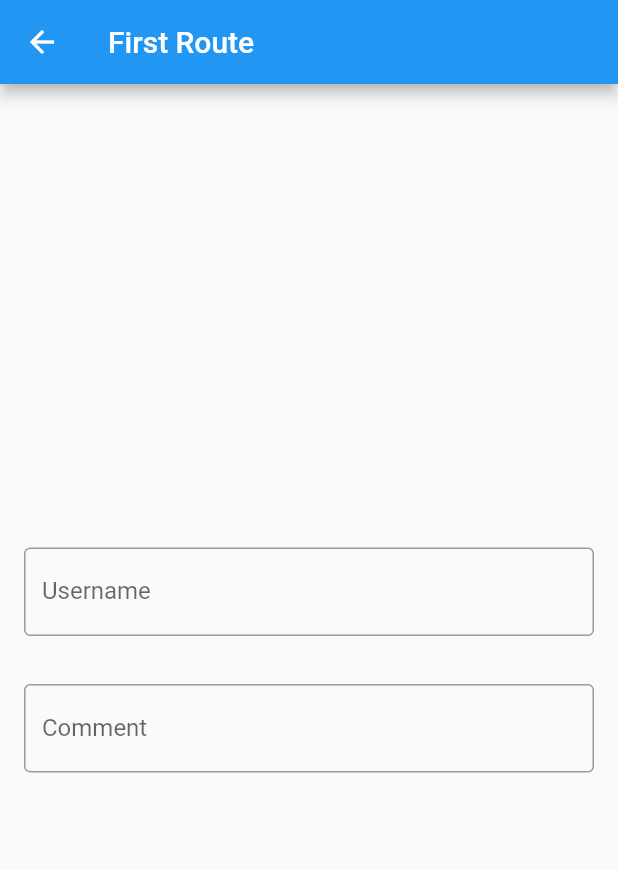
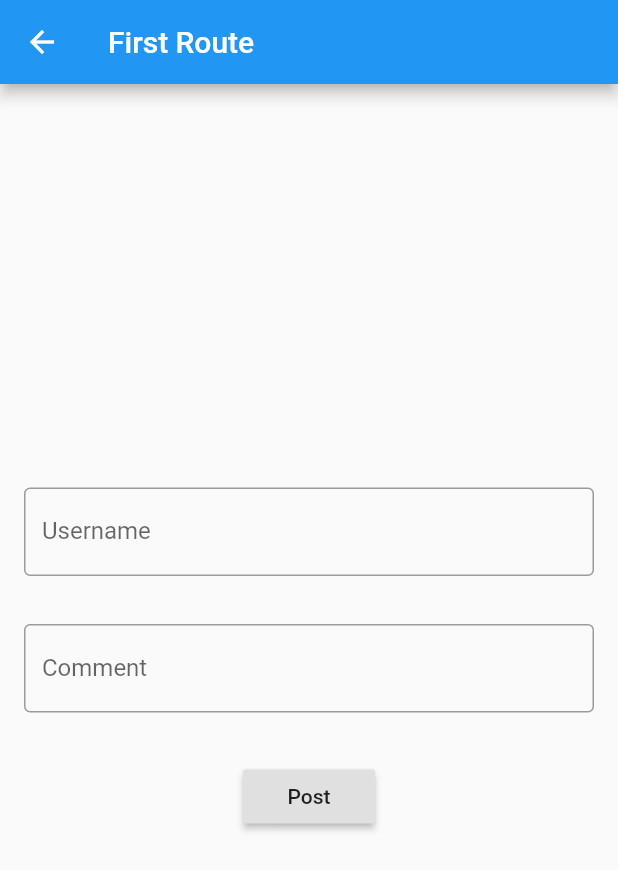
Before and after one commit to 170176114/flutter_first_app, a Flutter app: the FirstRoute screen opened directly, on a phone screen of 412 x 824 dp. Shown: the top 870 px of the screen. Run offline on Flutter 3.47's test engine with Material 2 defaults, Android fonts, the phone set to English and light mode, and no system bars.

Commit message:
post done

```diff
--- /dev/null
+++ b/lib/Post.dart
@@ -0,0 +1,24 @@
+import 'package:http/http.dart';
+
+class Post {
+  final String username;
+  final String comment;
+
+  Post({this.username, this.comment});
+
+  factory Post.fromJson(Map <String, dynamic> json) {
+    return Post(
+      username: json['username'],
+      comment: json['comment'],
+    );
+  }
+
+  Map toMap(){
+    var map = new Map<String, dynamic>();
+    map['username'] = username;
+    map['comment'] = comment;
+
+    return map;
+  }
+
+}
--- a/lib/firstRoute.dart
+++ b/lib/firstRoute.dart
@@ -4,6 +4,7 @@ import 'dart:convert';
 import 'dart:io';
 import 'package:http/http.dart' as http;
 import 'package:http/http.dart';
+import 'package:myapp/Post.dart';
 
 void main() {
   runApp(MaterialApp(
@@ -12,11 +13,15 @@ void main() {
   ));
 }
 
-
-
+final inputtextField1  = TextEditingController();
+final inputtextField2  = TextEditingController();
+final CREATE_POST_URL = 'http://192.168.1.101/first/post.php';
 
 class FirstRoute extends StatelessWidget {
-TextEditingController inputtextField  = TextEditingController();
+  final Future<Post> post;
+
+  const FirstRoute({Key key, this.post}) : super(key: key);
+
 
   @override
   Widget build(BuildContext context) {
@@ -35,7 +40,7 @@ TextEditingController inputtextField  = TextEditingController();
             Padding(
               padding: const EdgeInsets.all(16.0),
               child: TextField(
-                controller: inputtextField,
+                controller: inputtextField1,
                 decoration: InputDecoration(
                   border: OutlineInputBorder(),
                   labelText: 'Username'
@@ -45,12 +50,23 @@ TextEditingController inputtextField  = TextEditingController();
               Padding(
               padding: const EdgeInsets.all(16.0),
               child: TextField(
-                controller: inputtextField,
+                controller: inputtextField2,
                 decoration: InputDecoration(
                   border: OutlineInputBorder(),
                   labelText: 'Comment'
                 ),
               ),
+              ),
+              Padding(
+                padding: const EdgeInsets.all(16.0),
+                child: RaisedButton(child: Text('Post'),
+                      //onPressed: _postData,
+                      onPressed: () async {
+                          Navigator.pop(context);
+                          Post newPost = new Post(username: inputtextField1.text, comment: inputtextField2.text);
+                          Post p = await createPost(CREATE_POST_URL, body: newPost.toMap());
+                      },
+                ),
               )
           ],
           ),
@@ -66,15 +82,21 @@ TextEditingController inputtextField  = TextEditingController();
     );
   }
 }
+// void _postData() async{
+//   Post newPost = new Post(username: inputtextField1.text, comment: inputtextField2.text);
+//   Post p = await createPost(CREATE_POST_URL, body: newPost.toMap());
 
-_makeRostRequest() async {
-  String url = "http://192.168.1.101/first/post.php";
-  Map<String, String> headers = {"Content-type": "application/json"};
-  String json = '{"username" : "z", "comment" : "x"}';
-  Response response = await post(url, headers: headers, body: json);
-  int statusCode = response.statusCode;
-  String body = response.body;
-}
+//   //print(p.username);
+// }
+
+// _makeRostRequest() async {
+//   String url = "http://192.168.1.101/first/post.php";
+//   Map<String, String> headers = {"Content-type": "application/json"};
+//   //String json = '{"username" : "z", "comment" : "x"}';
+//   Response response = await post(url, headers: headers, body: json);
+//   int statusCode = response.statusCode;
+//   String body = response.body;
+// }
 
 // Future<http.Response> postRequest() async {
 //   var url = "http://192.168.1.101/first/post.php";
@@ -86,3 +108,14 @@ _makeRostRequest() async {
 //   var response = await http.post(url, headers: {"Content-Type": "application/json"}, body: body);
 //   return response;
 // }
+
+Future<Post> createPost(String url, {Map body}) async {
+  return http.post(url, body: body).then((http.Response response) {
+    final int statusCode = response.statusCode;
+
+    if (statusCode < 200 || statusCode > 400 || json == null) {
+      throw new Exception("Error while fetching data");
+    }
+    return Post.fromJson(json.decode(response.body));
+  });
+}
```
